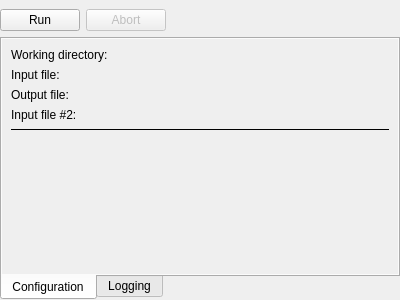
First picture: the form in tools/mcrl2-gui/toolinstance.ui, repository gijskant/mcrl2-pmc, before the edit.
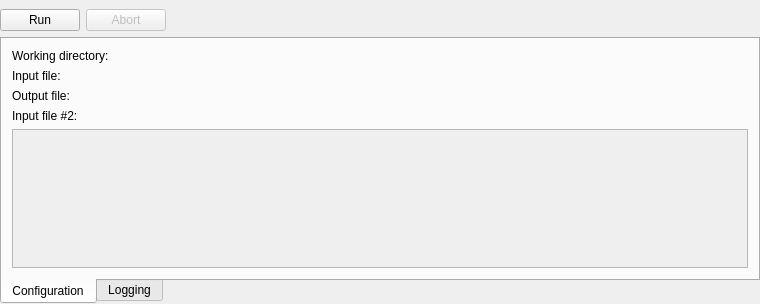
Second picture: the form after the edit.

Patch:
```diff
--- a/tools/mcrl2-gui/toolinstance.ui
+++ b/tools/mcrl2-gui/toolinstance.ui
@@ -6,8 +6,8 @@
    <rect>
     <x>0</x>
     <y>0</y>
-    <width>400</width>
-    <height>300</height>
+    <width>760</width>
+    <height>304</height>
    </rect>
   </property>
   <property name="windowTitle">
@@ -76,39 +76,33 @@
       <number>0</number>
      </property>
      <widget class="QWidget" name="tabConfig">
+      <property name="sizePolicy">
+       <sizepolicy hsizetype="Expanding" vsizetype="Expanding">
+        <horstretch>0</horstretch>
+        <verstretch>0</verstretch>
+       </sizepolicy>
+      </property>
       <attribute name="title">
        <string>Configuration</string>
       </attribute>
       <layout class="QVBoxLayout" name="verticalLayout_3">
-       <property name="margin">
-        <number>0</number>
+       <property name="leftMargin">
+        <number>10</number>
        </property>
-       <item>
-        <widget class="QScrollArea" name="scrollArea">
-         <property name="frameShape">
-          <enum>QFrame::NoFrame</enum>
-         </property>
-         <property name="lineWidth">
-          <number>0</number>
-         </property>
-         <property name="verticalScrollBarPolicy">
-          <enum>Qt::ScrollBarAsNeeded</enum>
-         </property>
-         <property name="widgetResizable">
-          <bool>true</bool>
-         </property>
-         <widget class="QWidget" name="scrollAreaWidgetContents">
-          <property name="geometry">
-           <rect>
-            <x>0</x>
-            <y>0</y>
-            <width>396</width>
-            <height>223</height>
-           </rect>
-          </property>
-          <layout class="QVBoxLayout" name="verticalLayout_4">
+       <property name="topMargin">
+        <number>10</number>
+       </property>
+       <property name="rightMargin">
+        <number>10</number>
+       </property>
+       <property name="bottomMargin">
+        <number>10</number>
+       </property>
            <item>
             <layout class="QFormLayout" name="frmOptions">
+         <property name="fieldGrowthPolicy">
+          <enum>QFormLayout::FieldsStayAtSizeHint</enum>
+         </property>
              <item row="0" column="0">
               <widget class="QLabel" name="lblDirectory">
                <property name="text">
@@ -118,8 +112,11 @@
              </item>
              <item row="0" column="1">
               <widget class="QLabel" name="lblDirectoryValue">
-               <property name="text">
-                <string/>
+           <property name="sizePolicy">
+            <sizepolicy hsizetype="Expanding" vsizetype="Preferred">
+             <horstretch>0</horstretch>
+             <verstretch>0</verstretch>
+            </sizepolicy>
                </property>
               </widget>
              </item>
@@ -178,29 +175,19 @@
             </layout>
            </item>
            <item>
-            <widget class="QFrame" name="frmLine">
-             <property name="frameShape">
-              <enum>QFrame::HLine</enum>
-             </property>
-            </widget>
-           </item>
-           <item>
-            <layout class="QFormLayout" name="frmOptions2"/>
-           </item>
-           <item>
-            <spacer name="verticalSpacer">
-             <property name="orientation">
-              <enum>Qt::Vertical</enum>
-             </property>
-             <property name="sizeHint" stdset="0">
-              <size>
-               <width>20</width>
-               <height>40</height>
-              </size>
-             </property>
-            </spacer>
-           </item>
-          </layout>
+        <widget class="QScrollArea" name="scrollArea">
+         <property name="widgetResizable">
+          <bool>true</bool>
+         </property>
+         <widget class="QWidget" name="scrollWidget">
+          <property name="geometry">
+           <rect>
+            <x>0</x>
+            <y>0</y>
+            <width>732</width>
+            <height>94</height>
+           </rect>
+          </property>
          </widget>
         </widget>
        </item>
```
Left out of the diff: 22 changed lines with no effect on the pictures. Lines whose indentation alone changed are shown as unchanged.
